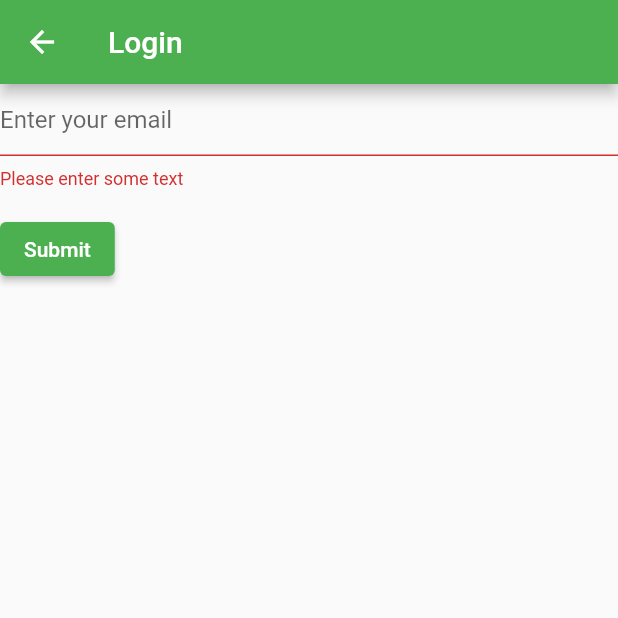
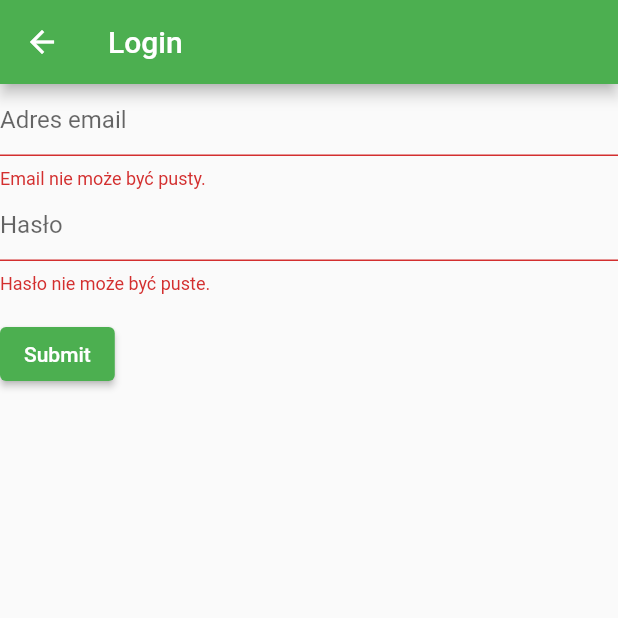
Before and after one commit to Innsane/testing-app, a Flutter app: the Login screen opened directly, after a tap on "Submit", on a phone screen of 412 x 824 dp, the top half of it. Run offline on Flutter 3.47's test engine with Material 2 defaults, Android fonts, the phone set to English and light mode, and no system bars; our stand-ins replace firebase_auth, firebase_core; accounts and stored records are empty.

Commit message:
add login

```diff
--- a/testingapp/lib/login-screen.dart
+++ b/testingapp/lib/login-screen.dart
@@ -93,12 +93,9 @@ class _RegisterState extends State<Register> {
                       await FirebaseAuth.instance
                           .createUserWithEmailAndPassword(
                               email: emailInput, password: passwordInput);
-                      Navigator.push(
-                        context,
-                        new MaterialPageRoute(
-                          builder: (contex) => new TodoScreen(),
-                        ),
-                      );
+                      Navigator.of(context).pushAndRemoveUntil(
+                          MaterialPageRoute(builder: (context) => TodoScreen()),
+                          (Route<dynamic> route) => false);
                     } on FirebaseAuthException catch (e) {
                       isError = true;
                       if (e.code == 'weak-password') {
@@ -151,6 +148,11 @@ class Login extends StatefulWidget {
 
 class _LoginState extends State<Login> {
   final GlobalKey<FormState> _formKey = GlobalKey<FormState>();
+  var isError = false;
+  var errorMessage = '';
+  var emailInput = '';
+  var passwordInput = '';
+
   @override
   Widget build(BuildContext context) {
     return Scaffold(
@@ -164,11 +166,27 @@ class _LoginState extends State<Login> {
           children: <Widget>[
             TextFormField(
               decoration: const InputDecoration(
-                hintText: 'Enter your email',
+                hintText: 'Adres email',
               ),
-              validator: (String value) {
-                if (value == null || value.isEmpty) {
-                  return 'Please enter some text';
+              validator: (String email) {
+                emailInput = email;
+                if (email == null || email.isEmpty) {
+                  return 'Email nie może być pusty.';
+                }
+                return null;
+              },
+            ),
+            TextFormField(
+              decoration: const InputDecoration(
+                hintText: 'Hasło',
+              ),
+              validator: (String password) {
+                passwordInput = password;
+                if (password == null || password.isEmpty) {
+                  return 'Hasło nie może być puste.';
+                }
+                if (password.length < 6) {
+                  return 'Hasło musi mieć co najmniej 6 znaków.';
                 }
                 return null;
               },
@@ -176,15 +194,50 @@ class _LoginState extends State<Login> {
             Padding(
               padding: const EdgeInsets.symmetric(vertical: 16.0),
               child: ElevatedButton(
-                onPressed: () {
-                  // Validate will return true if the form is valid, or false if
-                  // the form is invalid.
+                onPressed: () async {
                   if (_formKey.currentState.validate()) {
-                    // Process data.
+                    try {
+                      await FirebaseAuth.instance.signInWithEmailAndPassword(
+                          email: emailInput, password: passwordInput);
+                      Navigator.of(context).pushAndRemoveUntil(
+                          MaterialPageRoute(builder: (context) => TodoScreen()),
+                          (Route<dynamic> route) => false);
+                    } on FirebaseAuthException catch (e) {
+                      isError = true;
+                      print(e.code);
+                      if (e.code == 'user-not-found') {
+                        setState(() {
+                          errorMessage =
+                              'Nie znaleziono użytkownika z tym adresem.';
+                        });
+                      } else if (e.code == 'wrong-password') {
+                        setState(() {
+                          errorMessage = 'Podane hasło jest nieprawidłowe.';
+                        });
+                      } else if (e.code == 'invalid-email') {
+                        setState(() {
+                          errorMessage =
+                              'Format adresu email jest nieprawidłowy.';
+                        });
+                      } else {
+                        setState(() {
+                          errorMessage =
+                              'Wystąpił nieoczekiwany błąd:' + e.code;
+                        });
+                      }
+                    } catch (e) {
+                      setState(() {
+                        isError = true;
+                        errorMessage = 'Wystąpił nieoczekiwany błąd:' + e.code;
+                      });
+                    }
                   }
                 },
                 child: const Text('Submit'),
               ),
+            ),
+            Column(
+              children: [isError ? Text(errorMessage) : Text('')],
             ),
           ],
         ),
```
Also changed, not shown: testingapp/pubspec.yaml (line endings or trailing spaces).
